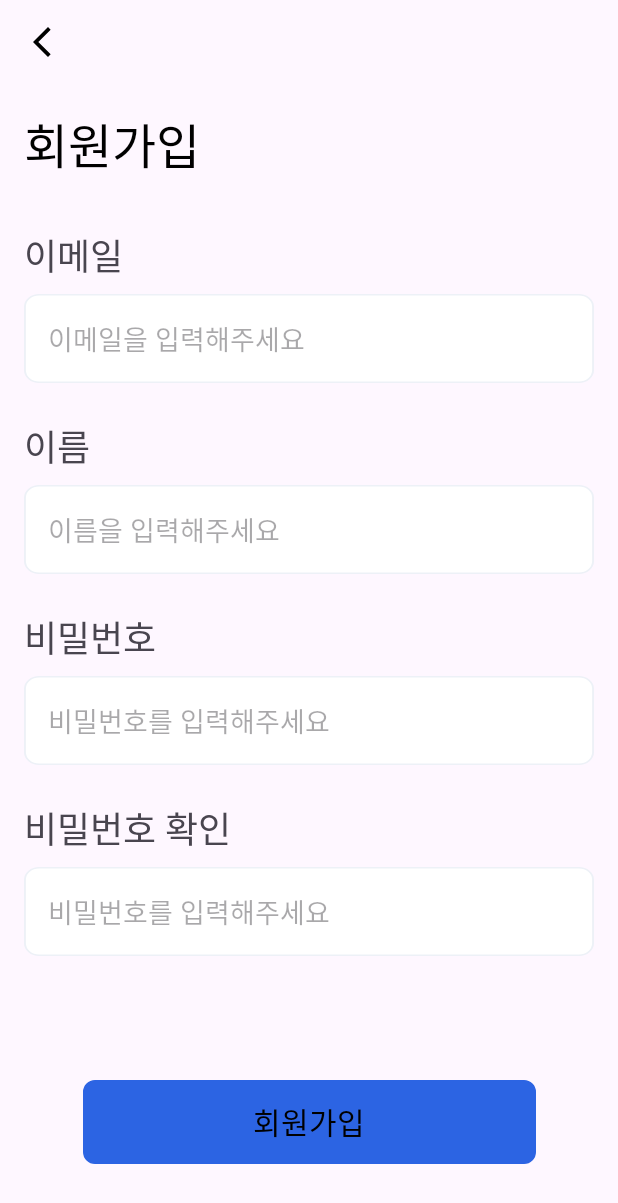
After one commit to dyddn3994/prefin, an Android app: the layout fragment_sign_up.xml on its own in the app's theme, with its tools: preview values and no code run, on a phone screen of 412 x 824 dp. The commit adds this screen. Shown: the top 1203 px of the screen. Run offline under Robolectric (Android 15) with nearby library versions, the phone set to English and light mode, and no system bars.

Commit message:
feat : 회원가입 UI 구현 button_rectangle_81.xml, edittext_rectagle_24.xml, color 추가 SignFragment, SignFragmentViewModel 추가
docs : 라이브러리 추가
뷰모델을 위한 의존성 추가(fragment-ktx, viewmodel-ktx)

```diff
--- a/mobile/Prefin/app/build.gradle
+++ b/mobile/Prefin/app/build.gradle
@@ -45,4 +45,9 @@ dependencies {
     testImplementation 'junit:junit:4.13.2'
     androidTestImplementation 'androidx.test.ext:junit:1.1.5'
     androidTestImplementation 'androidx.test.espresso:espresso-core:3.5.1'
+
+    // ViewModel - 추가 23.09.02
+    implementation "androidx.lifecycle:lifecycle-viewmodel-ktx:2.5.1"
+    //framework ktx dependency 추가 23.09.02 (viewModel DI)
+    implementation "androidx.fragment:fragment-ktx:1.4.1"
 }
--- /dev/null
+++ b/mobile/Prefin/app/src/main/java/com/prefin/ui/signUp/SignUpFragment.kt
@@ -0,0 +1,105 @@
+package com.prefin.ui.signUp
+
+import android.os.Bundle
+import androidx.fragment.app.Fragment
+import android.view.LayoutInflater
+import android.view.View
+import android.view.ViewGroup
+import android.widget.Toast
+import com.prefin.R
+import com.prefin.config.BaseFragment
+import com.prefin.databinding.FragmentSignUpBinding
+import androidx.fragment.app.viewModels
+
+// TODO: Rename parameter arguments, choose names that match
+// the fragment initialization parameters, e.g. ARG_ITEM_NUMBER
+private const val ARG_PARAM1 = "param1"
+private const val ARG_PARAM2 = "param2"
+
+/**
+ * A simple [Fragment] subclass.
+ * Use the [SignUpFragment.newInstance] factory method to
+ * create an instance of this fragment.
+ */
+class SignUpFragment : BaseFragment<FragmentSignUpBinding>(FragmentSignUpBinding::bind, R.layout.fragment_sign_up) {
+    // TODO: Rename and change types of parameters
+    private var param1: String? = null
+    private var param2: String? = null
+    private val signUpViewModel : SignUpViewModel by viewModels()
+    override fun onCreate(savedInstanceState: Bundle?) {
+        super.onCreate(savedInstanceState)
+        arguments?.let {
+            param1 = it.getString(ARG_PARAM1)
+            param2 = it.getString(ARG_PARAM2)
+        }
+    }
+
+    override fun onViewCreated(view: View, savedInstanceState: Bundle?) {
+        super.onViewCreated(view, savedInstanceState)
+
+        binding.apply {
+
+            // 뒤로가기
+            fragmentSignUpBackButton.setOnClickListener{
+
+            }
+
+            // 회원가입 버튼 클릭
+            fragmentSignUpRegisterButton.setOnClickListener {
+                if(fragmentSignUpEmailEditText.text.isNullOrEmpty()
+                    || fragmentSignUpPasswordEditText.text.isNullOrEmpty()
+                    || fragmentSignUpPasswordCheckEditText.text.isNullOrEmpty()
+                    || fragmentSignUpNameEditText.text.isNullOrEmpty()){
+
+                    Toast.makeText(requireContext(), "비어 있는 부분을 모두 채우고 시도해주세요", Toast.LENGTH_SHORT).show()
+                }
+                else{
+                    if(android.util.Patterns.EMAIL_ADDRESS.matcher(fragmentSignUpEmailEditText.text.toString()).matches()
+                        && fragmentSignUpPasswordEditText.text == fragmentSignUpPasswordCheckEditText.text) {
+                        // 회원가입 구현
+                        fragmentSignUpEmailCheckTextView.visibility = View.GONE
+                        fragmentSignUpPasswordConfirmTextView.visibility = View.GONE
+                        fragmentSignUpPasswordCheckConfirmTextView.visibility = View.GONE
+                    }
+
+
+                    else if(!android.util.Patterns.EMAIL_ADDRESS.matcher(fragmentSignUpEmailEditText.text.toString()).matches()){
+                        fragmentSignUpEmailCheckTextView.visibility = View.VISIBLE
+                    }
+
+
+                    else if(fragmentSignUpPasswordEditText.text != fragmentSignUpPasswordCheckEditText.text){
+                        fragmentSignUpPasswordConfirmTextView.visibility = View.VISIBLE
+                        fragmentSignUpPasswordCheckConfirmTextView.visibility = View.VISIBLE
+                    }
+                    else{
+
+                    }
+
+                }
+
+
+            }
+        }
+    }
+
+    companion object {
+        /**
+         * Use this factory method to create a new instance of
+         * this fragment using the provided parameters.
+         *
+         * @param param1 Parameter 1.
+         * @param param2 Parameter 2.
+         * @return A new instance of fragment SignUpFragment.
+         */
+        // TODO: Rename and change types and number of parameters
+        @JvmStatic
+        fun newInstance(param1: String, param2: String) =
+            SignUpFragment().apply {
+                arguments = Bundle().apply {
+                    putString(ARG_PARAM1, param1)
+                    putString(ARG_PARAM2, param2)
+                }
+            }
+    }
+}
--- /dev/null
+++ b/mobile/Prefin/app/src/main/java/com/prefin/ui/signUp/SignUpViewModel.kt
@@ -0,0 +1,6 @@
+package com.prefin.ui.signUp
+
+import androidx.lifecycle.ViewModel
+
+class SignUpViewModel : ViewModel() {
+}
--- /dev/null
+++ b/mobile/Prefin/app/src/main/res/drawable/button_rectangle_81.xml
@@ -0,0 +1,11 @@
+<vector xmlns:android="http://schemas.android.com/apk/res/android"
+    android:width="302dp"
+    android:height="56dp"
+    android:viewportWidth="302"
+    android:viewportHeight="56">
+  <path
+      android:strokeWidth="1"
+      android:pathData="M8,0.5L294,0.5A7.5,7.5 0,0 1,301.5 8L301.5,48A7.5,7.5 0,0 1,294 55.5L8,55.5A7.5,7.5 0,0 1,0.5 48L0.5,8A7.5,7.5 0,0 1,8 0.5z"
+      android:fillColor="#2C64E3"
+      android:strokeColor="#EDF1F7"/>
+</vector>
--- /dev/null
+++ b/mobile/Prefin/app/src/main/res/drawable/edittext_rectangle_24.xml
@@ -0,0 +1,11 @@
+<vector xmlns:android="http://schemas.android.com/apk/res/android"
+    android:width="302dp"
+    android:height="56dp"
+    android:viewportWidth="302"
+    android:viewportHeight="56">
+  <path
+      android:strokeWidth="1"
+      android:pathData="M8,0.5L294,0.5A7.5,7.5 0,0 1,301.5 8L301.5,48A7.5,7.5 0,0 1,294 55.5L8,55.5A7.5,7.5 0,0 1,0.5 48L0.5,8A7.5,7.5 0,0 1,8 0.5z"
+      android:fillColor="#ffffff"
+      android:strokeColor="#EDF1F7"/>
+</vector>
--- /dev/null
+++ b/mobile/Prefin/app/src/main/res/drawable/ic_arrow_back.xml
@@ -0,0 +1,5 @@
+<vector android:height="24dp" android:tint="#000000"
+    android:viewportHeight="24" android:viewportWidth="24"
+    android:width="24dp" xmlns:android="http://schemas.android.com/apk/res/android">
+    <path android:fillColor="@android:color/white" android:pathData="M17.77,3.77l-1.77,-1.77l-10,10l10,10l1.77,-1.77l-8.23,-8.23z"/>
+</vector>
--- a/mobile/Prefin/app/src/main/res/font/custom_font_family.xml
+++ b/mobile/Prefin/app/src/main/res/font/custom_font_family.xml
@@ -5,19 +5,19 @@
 
     <!--regular-->
     <font
-        android:font="@font/maplestory_bold"
+        android:font="@font/maplestory_light"
         android:fontStyle="normal"
         android:fontWeight="400"
-        app:font="@font/maplestory_bold"
+        app:font="@font/maplestory_light"
         app:fontStyle="normal"
         app:fontWeight="500" />
 
     <!--bold-->
     <font
-        android:font="@font/maplestory_light"
+        android:font="@font/maplestory_bold"
         android:fontStyle="normal"
         android:fontWeight="700"
-        app:font="@font/maplestory_light"
+        app:font="@font/maplestory_bold"
         app:fontStyle="normal"
         app:fontWeight="1000" />
 
--- /dev/null
+++ b/mobile/Prefin/app/src/main/res/layout/fragment_sign_up.xml
@@ -0,0 +1,178 @@
+<?xml version="1.0" encoding="utf-8"?>
+<androidx.constraintlayout.widget.ConstraintLayout xmlns:android="http://schemas.android.com/apk/res/android"
+    xmlns:tools="http://schemas.android.com/tools"
+    android:layout_width="match_parent"
+    xmlns:app="http://schemas.android.com/apk/res-auto"
+    android:layout_height="match_parent"
+
+    android:backgroundTint="@color/colorBackground"
+    android:padding="16dp"
+    tools:context=".ui.signUp.SignUpFragment"
+    >
+
+    <ImageView
+        android:id="@+id/fragment_sign_up_back_button"
+        android:layout_width="wrap_content"
+        android:layout_height="wrap_content"
+        android:src="@drawable/ic_arrow_back"
+        app:layout_constraintStart_toStartOf="parent"
+        app:layout_constraintTop_toTopOf="parent"
+        />
+
+
+    <TextView
+        android:layout_marginTop="32dp"
+        android:id="@+id/fragment_sign_up_textView"
+        style="@style/Title.Bold.Size32"
+        android:layout_width="wrap_content"
+        android:layout_height="wrap_content"
+        android:text="회원가입"
+
+        app:layout_constraintStart_toStartOf="parent"
+        app:layout_constraintTop_toBottomOf="@+id/fragment_sign_up_back_button" />
+
+    <TextView
+        android:layout_marginTop="32dp"
+        android:id="@+id/fragment_sign_up_email_text_view"
+        android:layout_width="wrap_content"
+        android:layout_height="wrap_content"
+        android:fontFamily="@font/maplestory_light"
+        android:text="이메일"
+        android:textSize="24dp"
+        app:layout_constraintStart_toStartOf="parent"
+        app:layout_constraintTop_toBottomOf="@+id/fragment_sign_up_textView" />
+
+    <EditText
+        android:layout_marginTop="8dp"
+        android:id="@+id/fragment_sign_up_email_edit_text"
+        android:padding="16dp"
+        android:layout_width="match_parent"
+        android:layout_height="wrap_content"
+        android:hint="이메일을 입력해주세요"
+        android:background="@drawable/edittext_rectangle_24"
+        app:layout_constraintTop_toBottomOf="@+id/fragment_sign_up_email_text_view"
+        app:layout_constraintStart_toStartOf="@+id/fragment_sign_up_email_text_view"
+        />
+
+    <TextView
+        android:layout_marginStart="8dp"
+        android:id="@+id/fragment_sign_up_email_check_text_view"
+        android:layout_width="wrap_content"
+        android:layout_height="wrap_content"
+        android:text="잘못된 이메일 형식 입니다."
+        android:textColor="@color/colorRed"
+        app:layout_constraintStart_toStartOf="@+id/fragment_sign_up_email_edit_text"
+        app:layout_constraintTop_toBottomOf="@+id/fragment_sign_up_email_edit_text"
+        android:visibility="gone"
+        />
+
+
+    <TextView
+        android:id="@+id/fragment_sign_up_name_text_view"
+        android:layout_width="wrap_content"
+        android:layout_height="wrap_content"
+        android:layout_marginTop="24dp"
+        android:fontFamily="@font/maplestory_light"
+        android:text="이름"
+        android:textSize="24dp"
+        app:layout_constraintStart_toStartOf="parent"
+        app:layout_constraintTop_toBottomOf="@+id/fragment_sign_up_email_edit_text" />
+
+    <EditText
+        android:layout_marginTop="8dp"
+        android:id="@+id/fragment_sign_up_name_edit_text"
+        android:padding="16dp"
+        android:layout_width="match_parent"
+        android:layout_height="wrap_content"
+        android:hint="이름을 입력해주세요"
+        android:background="@drawable/edittext_rectangle_24"
+        app:layout_constraintTop_toBottomOf="@+id/fragment_sign_up_name_text_view"
+        app:layout_constraintStart_toStartOf="@+id/fragment_sign_up_name_text_view"
+        />
+
+    <TextView
+        android:id="@+id/fragment_sign_up_password_text_view"
+        android:layout_width="wrap_content"
+        android:layout_height="wrap_content"
+        android:layout_marginTop="24dp"
+        android:fontFamily="@font/maplestory_light"
+        android:text="비밀번호"
+        android:textSize="24dp"
+        app:layout_constraintStart_toStartOf="parent"
+        app:layout_constraintTop_toBottomOf="@+id/fragment_sign_up_name_edit_text" />
+
+    <EditText
+        android:layout_marginTop="8dp"
+        android:id="@+id/fragment_sign_up_password_edit_text"
+        android:padding="16dp"
+        android:layout_width="match_parent"
+        android:layout_height="wrap_content"
+        android:hint="비밀번호를 입력해주세요"
+        android:inputType="textPassword"
+        android:background="@drawable/edittext_rectangle_24"
+        app:layout_constraintTop_toBottomOf="@+id/fragment_sign_up_password_text_view"
+        app:layout_constraintStart_toStartOf="@+id/fragment_sign_up_password_text_view"
+        />
+    <TextView
+        android:layout_marginStart="8dp"
+        android:id="@+id/fragment_sign_up_password_confirm_text_view"
+        android:layout_width="wrap_content"
+        android:layout_height="wrap_content"
+        android:text="비밀번호가 일치하지 않습니다. 다시 입력해주세요"
+        android:textColor="@color/colorRed"
+        app:layout_constraintStart_toStartOf="@+id/fragment_sign_up_password_edit_text"
+        app:layout_constraintTop_toBottomOf="@+id/fragment_sign_up_password_edit_text"
+        android:visibility="gone"
+        />
+    <TextView
+        android:id="@+id/fragment_sign_up_password_check_text_view"
+        android:layout_width="wrap_content"
+        android:layout_height="wrap_content"
+        android:layout_marginTop="24dp"
+        android:fontFamily="@font/maplestory_light"
+        android:text="비밀번호 확인"
+        android:textSize="24dp"
+        app:layout_constraintStart_toStartOf="parent"
+        app:layout_constraintTop_toBottomOf="@+id/fragment_sign_up_password_edit_text" />
+
+    <EditText
+        android:layout_marginTop="8dp"
+        android:id="@+id/fragment_sign_up_password_check_edit_text"
+        android:padding="16dp"
+        android:layout_width="match_parent"
+        android:layout_height="wrap_content"
+        android:hint="비밀번호를 입력해주세요"
+        android:inputType="textPassword"
+        android:background="@drawable/edittext_rectangle_24"
+        app:layout_constraintTop_toBottomOf="@+id/fragment_sign_up_password_check_text_view"
+        app:layout_constraintStart_toStartOf="@+id/fragment_sign_up_password_check_text_view"
+        />
+
+    <TextView
+        android:layout_marginStart="8dp"
+        android:id="@+id/fragment_sign_up_password_check_confirm_text_view"
+        android:layout_width="wrap_content"
+        android:layout_height="wrap_content"
+        android:text="비밀번호가 일치하지 않습니다. 다시 입력해주세요"
+        android:textColor="@color/colorRed"
+        app:layout_constraintStart_toStartOf="@+id/fragment_sign_up_password_check_edit_text"
+        app:layout_constraintTop_toBottomOf="@+id/fragment_sign_up_password_check_edit_text"
+        android:visibility="gone"
+        />
+
+    <android.widget.Button
+        android:layout_marginBottom="32dp"
+        android:id="@+id/fragment_sign_up_register_button"
+        style="@style/Text.regular.Size20"
+        android:layout_width="wrap_content"
+        android:layout_height="wrap_content"
+        android:layout_marginTop="104dp"
+        android:text="회원가입"
+        android:backgroundTint="@color/colorPrimary"
+        android:background="@drawable/button_rectangle_81"
+        app:layout_constraintEnd_toEndOf="parent"
+        app:layout_constraintStart_toStartOf="parent"
+        app:layout_constraintBottom_toBottomOf="parent" />
+
+
+</androidx.constraintlayout.widget.ConstraintLayout>
--- a/mobile/Prefin/app/src/main/res/values/colors.xml
+++ b/mobile/Prefin/app/src/main/res/values/colors.xml
@@ -2,4 +2,8 @@
 <resources>
     <color name="black">#FF000000</color>
     <color name="white">#FFFFFFFF</color>
+    <color name="colorPrimary">#2C64E3</color>
+    <color name="colorSub">#F5F8FF</color>
+    <color name="colorBackground">#F5F8FF</color>
+    <color name="colorRed">#FF3D71</color>
 </resources>
--- a/mobile/Prefin/app/src/main/res/values/strings.xml
+++ b/mobile/Prefin/app/src/main/res/values/strings.xml
@@ -1,3 +1,5 @@
 <resources>
     <string name="app_name">Prefin</string>
+    <!-- TODO: Remove or change this placeholder text -->
+    <string name="hello_blank_fragment">Hello blank fragment</string>
 </resources>
--- /dev/null
+++ b/mobile/Prefin/app/src/main/res/values/styles.xml
@@ -0,0 +1,35 @@
+<?xml version="1.0" encoding="utf-8"?>
+<resources>
+
+    <style name="AppTheme" parent="Theme.MaterialComponents.Light.NoActionBar">
+        <item name="colorPrimary">@color/colorPrimary</item>
+    </style>
+
+
+    <!-- Bold -->
+    <style name="Title.Bold.Size32" parent="@style/Widget.AppCompat.TextView">
+        <item name="android:textColor">@color/black</item>
+        <item name="android:textSize">32dp</item>
+        <item name="fontFamily">@font/maplestory_bold</item>
+    </style>
+
+
+    <!-- light -->
+    <style name="Text.regular.Size12" parent="@style/Widget.AppCompat.TextView">
+        <item name="android:textColor">@color/black</item>
+        <item name="android:textSize">12dp</item>
+        <item name="fontFamily">@font/maplestory_light</item>
+    </style>
+
+    <style name="Text.regular.Size20" parent="@style/Widget.AppCompat.TextView">
+        <item name="android:textColor">@color/black</item>
+        <item name="android:textSize">20dp</item>
+        <item name="fontFamily">@font/maplestory_light</item>
+    </style>
+
+    <style name="Text.regular.Size32" parent="@style/Widget.AppCompat.TextView">
+        <item name="android:textColor">@color/black</item>
+        <item name="android:textSize">32dp</item>
+        <item name="fontFamily">@font/maplestory_light</item>
+    </style>
+</resources>
```
